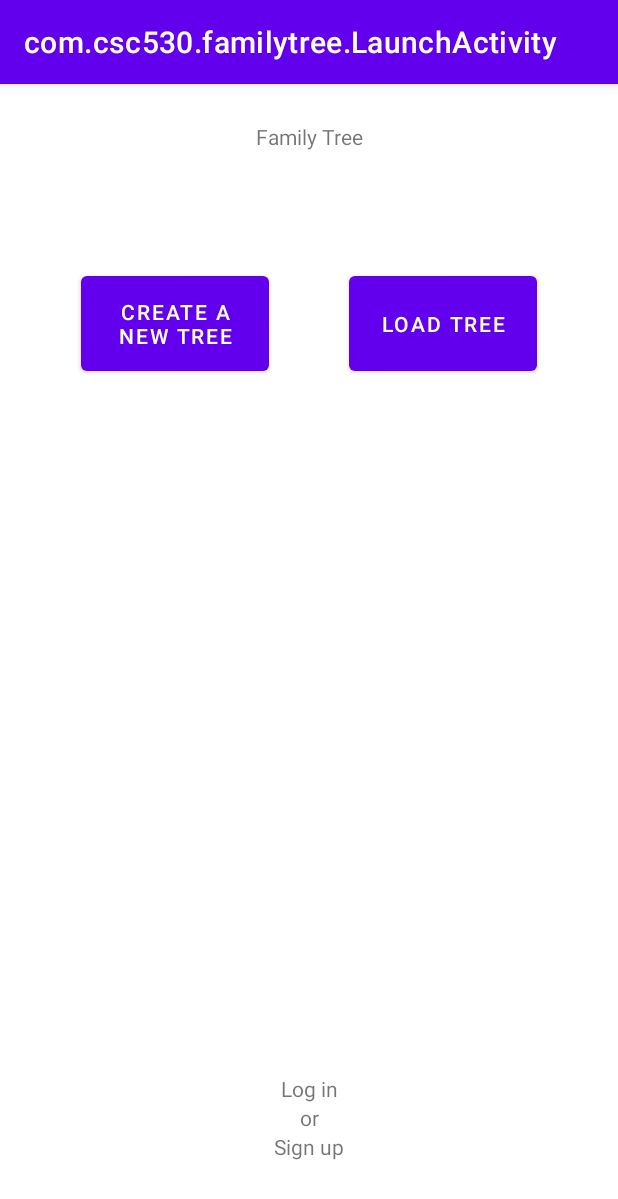
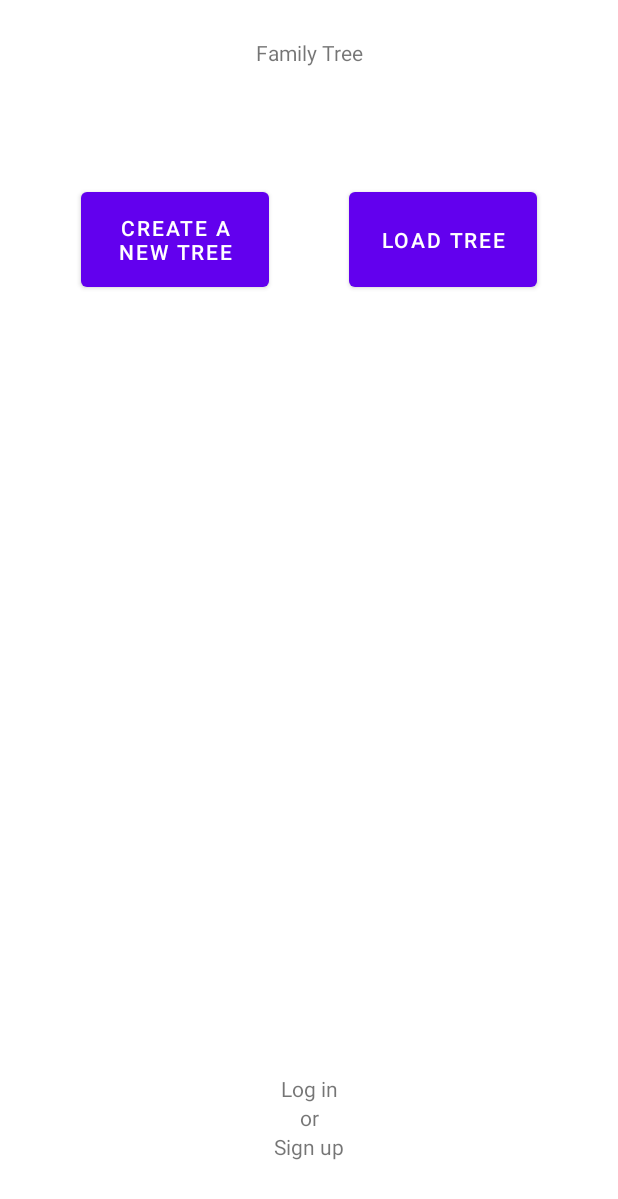
Before and after one commit to csc530/Family-Tree, an Android app: the screen it shows after launch (LaunchActivity), on a phone screen of 412 x 824 dp. Shown: the top 1199 px of the screen. Run offline under Robolectric (Android 15) with nearby library versions, the phone set to English and light mode, and no system bars; our stand-ins replace Firebase (no records; nobody signed in at launch, a user with empty details on screens opened directly).

Commit message:
style(project): App theme
Removed title bar/label

```diff
--- a/app/src/main/res/values/themes.xml
+++ b/app/src/main/res/values/themes.xml
@@ -12,6 +12,9 @@
 		<!-- Status bar color. -->
 		<item name="android:statusBarColor" tools:targetApi="l">?attr/colorPrimaryVariant</item>
 		<!-- Customize your theme here. -->
+		<!-- Remove the {ugly} title/label bar at the top of the app activities. -->
+		<item name="windowNoTitle">true</item>
+		<item name="windowActionBar">false</item>
 		<!--TODO: Add style to generalize a large font size and all caps for text-->
 	</style>
 </resources>
```
